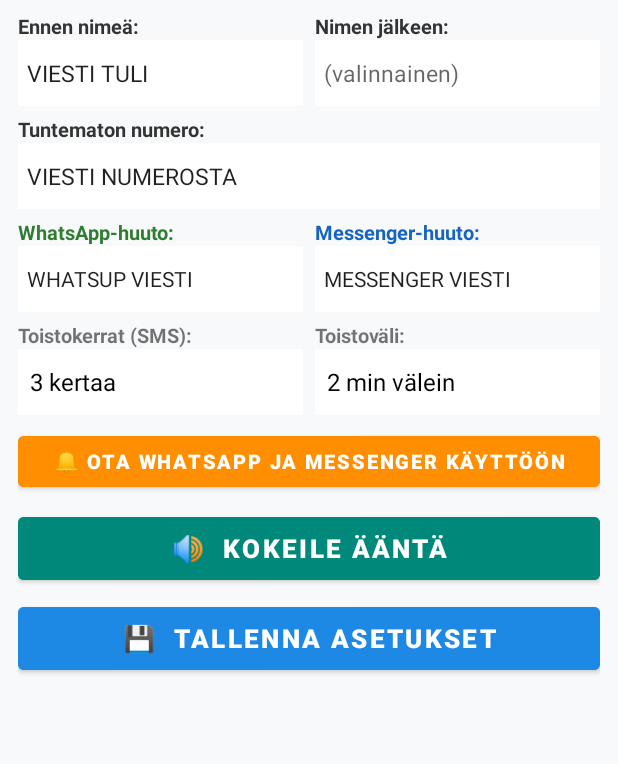
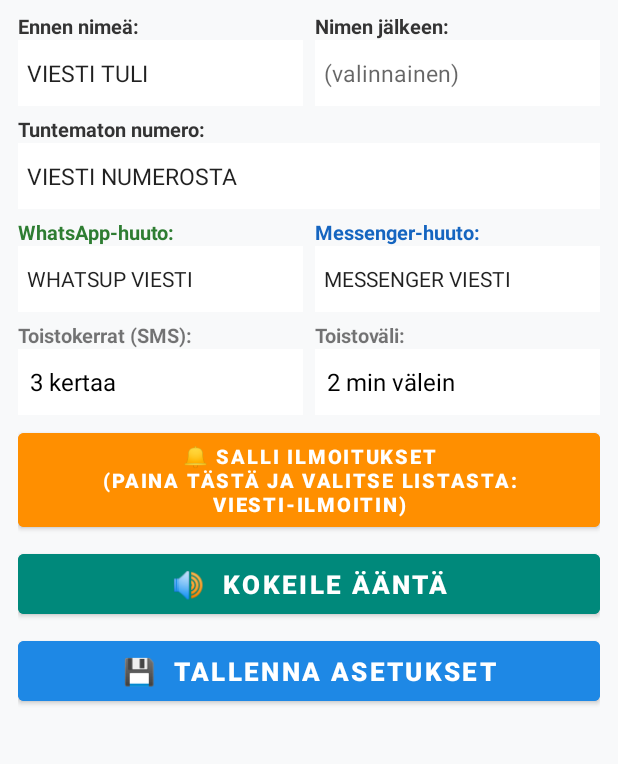
Before and after one commit to juhaniuusivuori-code/ViestiIlmoitin, an Android app: the screen it shows after launch (MainActivity), on a phone screen of 412 x 824 dp, the part 59-823 px from its top. Run offline under Robolectric (Android 15) with nearby library versions, the phone set to English and light mode, and no system bars.

Commit message:
Fix button text height and clarify notification permission label

```diff
--- a/app/src/main/java/com/example/viestiilmoitin/MainActivity.kt
+++ b/app/src/main/java/com/example/viestiilmoitin/MainActivity.kt
@@ -70,10 +70,10 @@ class MainActivity : AppCompatActivity(), TextToSpeech.OnInitListener {
     private fun paivitaIlmoitusLuvanTila() {
         val onkoLupa = NotificationManagerCompat.getEnabledListenerPackages(this).contains(packageName)
         if (onkoLupa) {
-            btnNotificationPermission.text = "✅ WHATSAPP JA MESSENGER AKTIIVISENA"
+            btnNotificationPermission.text = "✅ ILMOITUSKUUNTELU ON PÄÄLLÄ\n(WhatsApp ja Messenger aktivoitu)"
             btnNotificationPermission.setBackgroundColor(android.graphics.Color.parseColor("#388E3C"))
         } else {
-            btnNotificationPermission.text = "🔔 OTA WHATSAPP JA MESSENGER KÄYTTÖÖN"
+            btnNotificationPermission.text = "🔔 SALLI ILMOITUKSET\n(Paina tästä ja valitse listasta: Viesti-Ilmoitin)"
             btnNotificationPermission.setBackgroundColor(android.graphics.Color.parseColor("#FF8F00"))
         }
     }
--- a/app/src/main/res/layout/activity_main.xml
+++ b/app/src/main/res/layout/activity_main.xml
@@ -148,7 +148,7 @@
         android:layout_width="match_parent"
         android:layout_height="wrap_content"
         android:orientation="horizontal"
-        android:layout_marginBottom="8dp">
+        android:layout_marginBottom="6dp">
 
         <LinearLayout
             android:layout_width="0dp"
@@ -189,23 +189,25 @@
         </LinearLayout>
     </LinearLayout>
 
-    <!-- Nappi ilmoitusluvan myöntämiseen (näkyy jos lupa puuttuu) -->
+    <!-- Nappi ilmoitusluvan myöntämiseen (korkeus wrap_content, ei leikkaannu teksti) -->
     <Button
         android:id="@+id/btnNotificationPermission"
         android:layout_width="match_parent"
-        android:layout_height="46dp"
-        android:text="🔔 OTA WHATSAPP JA MESSENGER KÄYTTÖÖN"
+        android:layout_height="wrap_content"
+        android:minHeight="50dp"
+        android:padding="6dp"
+        android:text="🔔 SALLI ILMOITUKSET\n(Valitse listasta: Viesti-Ilmoitin)"
         android:textSize="13sp"
         android:textStyle="bold"
         android:backgroundTint="#FF8F00"
         android:textColor="#FFFFFF"
-        android:layout_marginBottom="8dp" />
+        android:layout_marginBottom="6dp" />
 
     <!-- Iso Testaa-nappi -->
     <Button
         android:id="@+id/btnTest"
         android:layout_width="match_parent"
-        android:layout_height="54dp"
+        android:layout_height="52dp"
         android:text="🔊  KOKEILE ÄÄNTÄ"
         android:textSize="17sp"
         android:textStyle="bold"
@@ -217,7 +219,7 @@
     <Button
         android:id="@+id/btnSave"
         android:layout_width="match_parent"
-        android:layout_height="54dp"
+        android:layout_height="52dp"
         android:text="💾  TALLENNA ASETUKSET"
         android:textSize="17sp"
         android:textStyle="bold"
```
